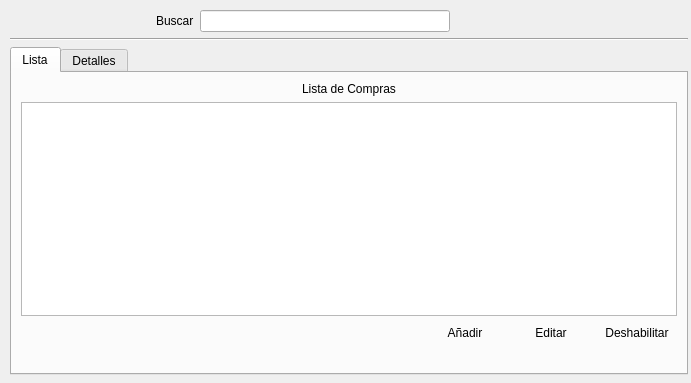
benArambide/ProyFinal-IS2, file compras.ui: the form before one commit.
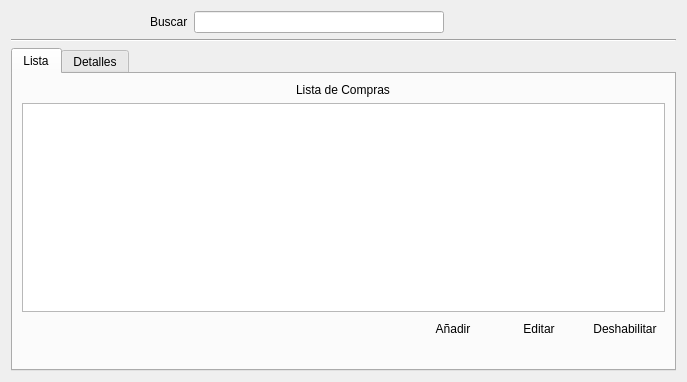
The form after the commit. Icons and pictures are not drawn.

```diff
--- a/compras.ui
+++ b/compras.ui
@@ -6,25 +6,14 @@
    <rect>
     <x>0</x>
     <y>0</y>
-    <width>691</width>
-    <height>383</height>
+    <width>687</width>
+    <height>382</height>
    </rect>
   </property>
   <property name="windowTitle">
    <string>Form</string>
   </property>
-  <widget class="QWidget" name="layoutWidget">
-   <property name="geometry">
-    <rect>
-     <x>10</x>
-     <y>10</y>
-     <width>678</width>
-     <height>365</height>
-    </rect>
-   </property>
-   <layout class="QGridLayout" name="gridLayout_6">
-    <item row="0" column="0">
-     <layout class="QGridLayout" name="gridLayout_11">
+  <layout class="QGridLayout" name="gridLayout_5">
       <item row="0" column="0">
        <spacer name="horizontalSpacer_5">
         <property name="orientation">
@@ -32,7 +21,7 @@
         </property>
         <property name="sizeHint" stdset="0">
          <size>
-          <width>40</width>
+       <width>146</width>
           <height>20</height>
          </size>
         </property>
@@ -100,22 +89,20 @@
         </property>
         <property name="sizeHint" stdset="0">
          <size>
-          <width>40</width>
+       <width>147</width>
           <height>20</height>
          </size>
         </property>
        </spacer>
       </item>
-     </layout>
-    </item>
-    <item row="1" column="0">
+   <item row="1" column="0" colspan="3">
      <widget class="Line" name="line">
       <property name="orientation">
        <enum>Qt::Horizontal</enum>
       </property>
      </widget>
     </item>
-    <item row="2" column="0">
+   <item row="2" column="0" colspan="3">
      <widget class="QTabWidget" name="tabWidget">
       <property name="currentIndex">
        <number>0</number>
@@ -124,7 +111,7 @@
        <attribute name="title">
         <string>Lista</string>
        </attribute>
-       <layout class="QGridLayout" name="gridLayout_5">
+      <layout class="QGridLayout" name="gridLayout_6">
         <item row="0" column="0">
          <layout class="QGridLayout" name="gridLayout_4">
           <item row="0" column="0">
@@ -253,7 +240,6 @@
      </widget>
     </item>
    </layout>
-  </widget>
  </widget>
  <resources>
   <include location="Icons/Icons.qrc"/>
```
Left out of the diff: 6 changed lines with no effect on the pictures. Lines whose indentation alone changed are shown as unchanged.
